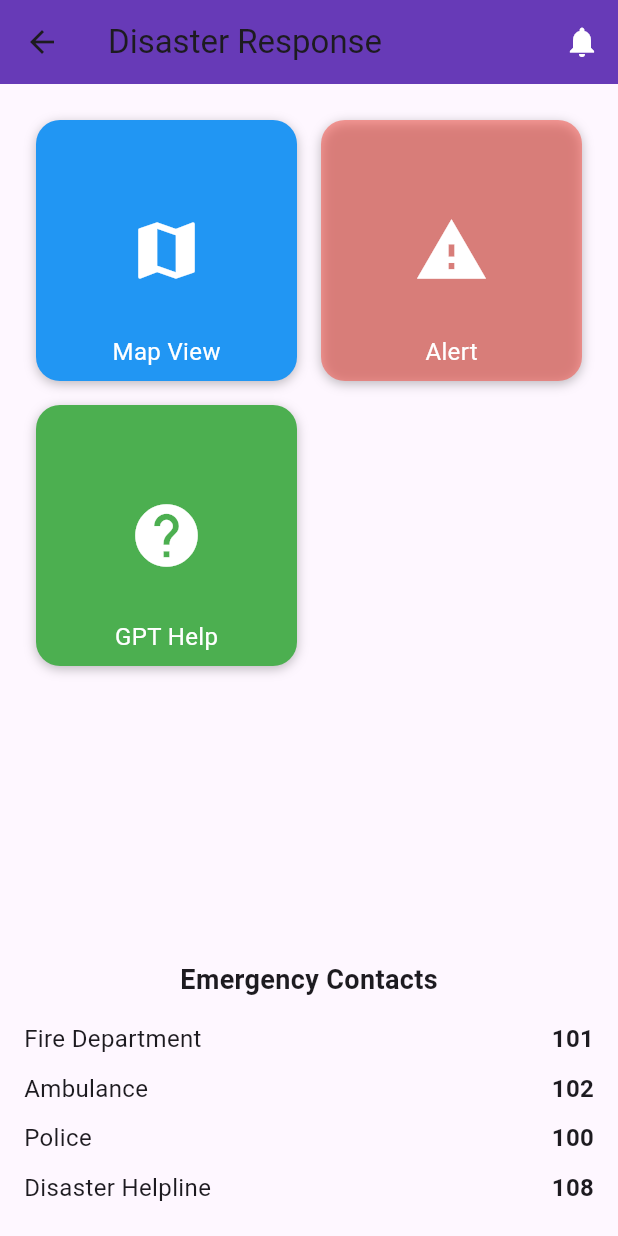
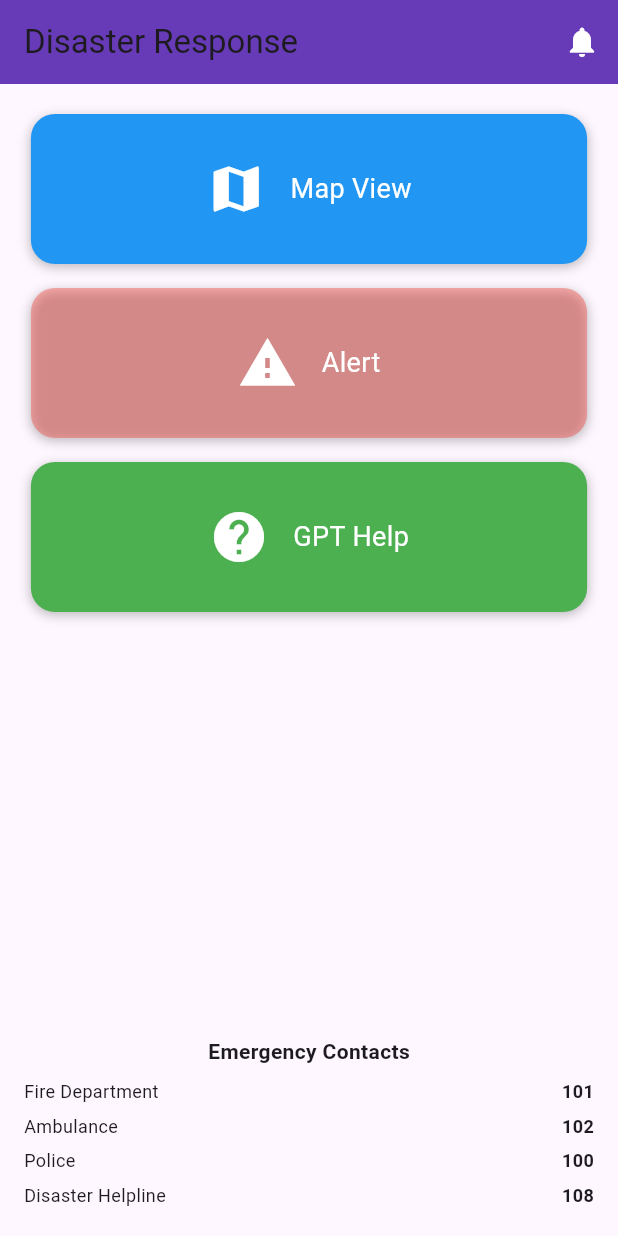
Before and after one commit to anamikapanickar09/disaster-management, a Flutter app: the VictimHomePage screen opened directly, on a phone screen of 412 x 824 dp. Run offline on Flutter 3.47's test engine with Material 3 defaults, Android fonts, the phone set to English and light mode, and no system bars; our stand-ins replace cloud_firestore, firebase_auth, firebase_core, flutter_map, latlong2, location; accounts and stored records are empty; network calls fail.

Commit message:
map update

```diff
--- a/lib/main.dart
+++ b/lib/main.dart
@@ -1,6 +1,5 @@
 import 'package:flutter/material.dart';
 import 'package:firebase_core/firebase_core.dart';
-import 'package:cloud_firestore/cloud_firestore.dart';
 import 'firebase_options.dart'; // Import the generated Firebase options
 import 'screens/login_page.dart';
 
--- a/lib/screens/victim_home_page.dart
+++ b/lib/screens/victim_home_page.dart
@@ -1,8 +1,50 @@
 import 'package:flutter/material.dart';
+import 'dart:async';
+import 'package:cloud_firestore/cloud_firestore.dart';
+import 'package:location/location.dart';
 import 'map_page.dart';
+import 'notification_page.dart';
 
-class VictimHomePage extends StatelessWidget {
+class VictimHomePage extends StatefulWidget {
   const VictimHomePage({super.key});
+
+  @override
+  _VictimHomePageState createState() => _VictimHomePageState();
+}
+
+class _VictimHomePageState extends State<VictimHomePage> {
+  bool _isBlinking = true;
+
+  @override
+  void initState() {
+    super.initState();
+    Timer.periodic(Duration(milliseconds: 500), (timer) {
+      if (!mounted) return;
+      setState(() {
+        _isBlinking = !_isBlinking;
+      });
+    });
+  }
+
+  Future<void> sendEmergencyAlert(String comment) async {
+    Location location = Location();
+    bool serviceEnabled = await location.serviceEnabled();
+    if (!serviceEnabled) serviceEnabled = await location.requestService();
+    PermissionStatus permission = await location.hasPermission();
+    if (permission == PermissionStatus.denied) {
+      permission = await location.requestPermission();
+    }
+    if (permission != PermissionStatus.granted) return;
+
+    var currentLocation = await location.getLocation();
+
+    await FirebaseFirestore.instance.collection('alerts').add({
+      'comment': comment,
+      'latitude': currentLocation.latitude,
+      'longitude': currentLocation.longitude,
+      'timestamp': FieldValue.serverTimestamp(),
+    });
+  }
 
   void _showEmergencyAlert(BuildContext context) {
     TextEditingController commentController = TextEditingController();
@@ -32,9 +74,11 @@ class VictimHomePage extends StatelessWidget {
               child: Text("Cancel"),
             ),
             ElevatedButton(
-              onPressed: () {
-                // Handle alert sending logic
+              onPressed: () async {
+                if (commentController.text.isNotEmpty) {
+                  await sendEmergencyAlert(commentController.text);
                   Navigator.pop(context);
+                }
               },
               style: ElevatedButton.styleFrom(backgroundColor: Colors.red),
               child: Text("Send Alert"),
@@ -55,18 +99,17 @@ class VictimHomePage extends StatelessWidget {
           IconButton(
             icon: Icon(Icons.notifications, color: Colors.white),
             onPressed: () {
-              // Handle notifications
+              Navigator.push(
+                context,
+                MaterialPageRoute(builder: (context) => NotificationPage()),
+              );
             },
           ),
         ],
       ),
       body: Column(
         children: [
-          Expanded(
-            child: GridView.count(
-              crossAxisCount: 2,
-              padding: EdgeInsets.all(16),
-              children: [
+          SizedBox(height: 20),
           _buildFeatureBox(
             title: "Map View",
             icon: Icons.map,
@@ -78,33 +121,30 @@ class VictimHomePage extends StatelessWidget {
               );
             },
           ),
+          SizedBox(height: 16),
           _buildFeatureBox(
             title: "Alert",
             icon: Icons.warning,
-                  color: Colors.red,
+            color: _isBlinking ? Colors.red : Colors.red.withOpacity(0.4),
             onTap: () => _showEmergencyAlert(context),
-                  blinking: true,
           ),
+          SizedBox(height: 16),
           _buildFeatureBox(
             title: "GPT Help",
             icon: Icons.help,
             color: Colors.green,
-                  onTap: () {
-                    // Handle AI help feature
-                  },
+            onTap: () {},
           ),
-              ],
-            ),
-          ),
+          Spacer(),
           Padding(
             padding: EdgeInsets.all(16),
             child: Column(
               children: [
                 Text(
                   "Emergency Contacts",
-                  style: TextStyle(fontSize: 18, fontWeight: FontWeight.bold),
+                  style: TextStyle(fontSize: 14, fontWeight: FontWeight.bold),
                 ),
-                SizedBox(height: 10),
+                SizedBox(height: 5),
                 _contactRow("Fire Department", "101"),
                 _contactRow("Ambulance", "102"),
                 _contactRow("Police", "100"),
@@ -122,14 +162,15 @@ class VictimHomePage extends StatelessWidget {
     required IconData icon,
     required Color color,
     required VoidCallback onTap,
-    bool blinking = false,
   }) {
     return GestureDetector(
       onTap: onTap,
       child: Container(
-        margin: EdgeInsets.all(8),
+        width: MediaQuery.of(context).size.width * 0.9,
+        height: 100,
+        margin: EdgeInsets.symmetric(horizontal: 10),
         decoration: BoxDecoration(
-          color: blinking ? Colors.red.withOpacity(0.5) : color,
+          color: color,
           borderRadius: BorderRadius.circular(16),
           boxShadow: [
             BoxShadow(
@@ -139,16 +180,14 @@ class VictimHomePage extends StatelessWidget {
             ),
           ],
         ),
-        child: Stack(
-          alignment: Alignment.center,
+        child: Row(
+          mainAxisAlignment: MainAxisAlignment.center,
           children: [
-            Icon(icon, size: 50, color: Colors.white),
-            Positioned(
-              bottom: 8,
-              child: Text(
+            Icon(icon, size: 40, color: Colors.white),
+            SizedBox(width: 16),
+            Text(
               title,
-                style: TextStyle(color: Colors.white, fontSize: 16),
-              ),
+              style: TextStyle(color: Colors.white, fontSize: 18),
             ),
           ],
         ),
@@ -158,13 +197,13 @@ class VictimHomePage extends StatelessWidget {
 
   Widget _contactRow(String title, String number) {
     return Padding(
-      padding: EdgeInsets.symmetric(vertical: 5),
+      padding: EdgeInsets.symmetric(vertical: 3),
       child: Row(
         mainAxisAlignment: MainAxisAlignment.spaceBetween,
         children: [
-          Text(title, style: TextStyle(fontSize: 16)),
+          Text(title, style: TextStyle(fontSize: 12)),
           Text(number,
-              style: TextStyle(fontSize: 16, fontWeight: FontWeight.bold)),
+              style: TextStyle(fontSize: 12, fontWeight: FontWeight.bold)),
         ],
       ),
     );
```
Also changed, not shown: dataconnect-generated/dart/default_connector/default.dart (+2 -9 lines), lib/screens/login_page.dart (+40 -8 lines), lib/screens/map_page.dart (+53 -10 lines), lib/screens/notification_page.dart (added, +34 -0 lines), lib/screens/register_victim.dart (+87 -18 lines), pubspec.yaml (+6 -3 lines), firebase.json, pubspec.lock, 5 other files. Lines whose indentation alone changed are shown as unchanged.
